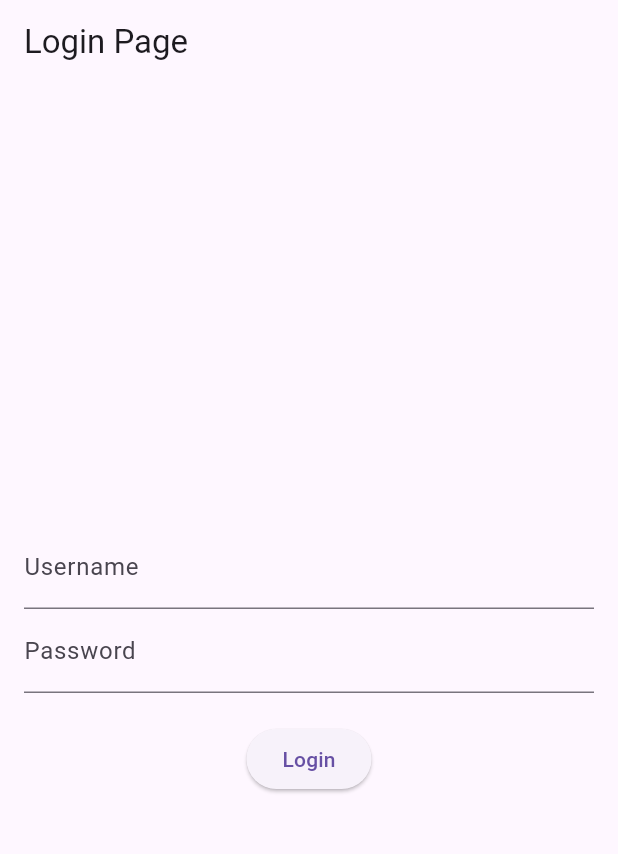
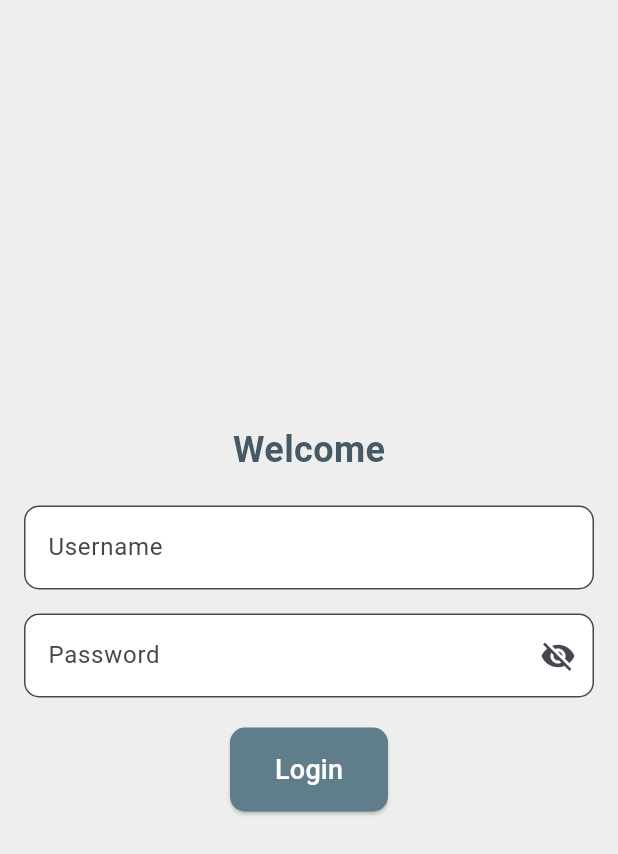
Before and after one commit to LeGabrielMS/main, a Flutter app: the screen it shows after launch, on a phone screen of 412 x 824 dp. Shown: the top 854 px of the screen. Run offline on Flutter 3.47's test engine with Material 3 defaults, Android fonts, the phone set to English and light mode, and no system bars.

Commit message:
Update UI & Dll.

```diff
--- a/lib/login.dart
+++ b/lib/login.dart
@@ -13,7 +13,9 @@ class LoginPageState extends State<LoginPage> {
   final TextEditingController _passwordController = TextEditingController();
 
   final String _correctUsername = 'Gabriel';
-  final String _correctPassword = 'Leefya27';
+  final String _correctPassword = 'Gabriel12345';
+
+  bool _isPasswordVisible = false;
 
   void _login() {
     String username = _usernameController.text;
@@ -48,29 +50,77 @@ class LoginPageState extends State<LoginPage> {
   @override
   Widget build(BuildContext context) {
     return Scaffold(
-      appBar: AppBar(
+      backgroundColor: Colors.grey[200],
+      /* appBar: AppBar(
         title: const Text('Login Page'),
-      ),
+        centerTitle: true,
+        backgroundColor: Colors.blueGrey,
+      ), */
       body: Padding(
         padding: const EdgeInsets.all(16.0),
+        child: Center(
           child: Column(
             mainAxisAlignment: MainAxisAlignment.center,
             children: [
+              Text(
+                'Welcome',
+                style: TextStyle(
+                    fontSize: 24,
+                    fontWeight: FontWeight.bold,
+                    color: Colors.blueGrey[700]),
+              ),
+              const SizedBox(height: 20),
               TextField(
                 controller: _usernameController,
-              decoration: const InputDecoration(labelText: 'Username'),
+                decoration: InputDecoration(
+                  labelText: 'Username',
+                  border: OutlineInputBorder(
+                      borderRadius: BorderRadius.circular(10)),
+                  filled: true,
+                  fillColor: Colors.white,
                 ),
+              ),
+              const SizedBox(height: 16),
               TextField(
                 controller: _passwordController,
-              decoration: const InputDecoration(labelText: 'Password'),
-              obscureText: true,
+                decoration: InputDecoration(
+                  labelText: 'Password',
+                  border: OutlineInputBorder(
+                      borderRadius: BorderRadius.circular(10)),
+                  filled: true,
+                  fillColor: Colors.white,
+                  suffixIcon: IconButton(
+                    icon: Icon(
+                      _isPasswordVisible
+                          ? Icons.visibility
+                          : Icons.visibility_off,
+                    ),
+                    onPressed: () {
+                      setState(() {
+                        _isPasswordVisible = !_isPasswordVisible;
+                      });
+                    },
+                  ),
+                ),
+                obscureText: !_isPasswordVisible,
               ),
               const SizedBox(height: 20),
               ElevatedButton(
                 onPressed: _login,
-              child: const Text('Login'),
+                style: ElevatedButton.styleFrom(
+                  padding:
+                      const EdgeInsets.symmetric(horizontal: 30, vertical: 15),
+                  shape: RoundedRectangleBorder(
+                      borderRadius: BorderRadius.circular(10)),
+                  backgroundColor: Colors.blueGrey,
+                ),
+                child: const Text(
+                  'Login',
+                  style: TextStyle(fontSize: 18, color: Colors.white),
+                ),
               ),
             ],
+          ),
         ),
       ),
     );
--- a/lib/main.dart
+++ b/lib/main.dart
@@ -11,7 +11,8 @@ class MyApp extends StatelessWidget {
   @override
   Widget build(BuildContext context) {
     return const MaterialApp(
-      title: 'Flutter Login Demo',
+      debugShowCheckedModeBanner: false,
+      title: 'Tugas Login & Dashboard',
       home: LoginPage(),
     );
   }
```
Also changed, not shown: lib/dashboard.dart (+45 -5 lines). Lines whose indentation alone changed are shown as unchanged.
